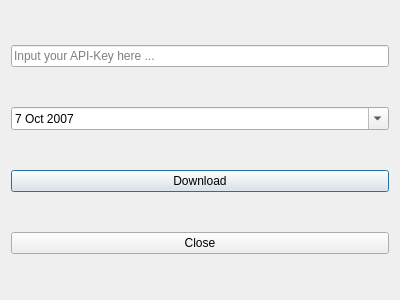
The window that OhsomeDownloader/ui/ohsome_dialog.ui (TKleinwort/ohsome-downloader-qgis-plugin) describes before a commit, drawn with Qt 5.
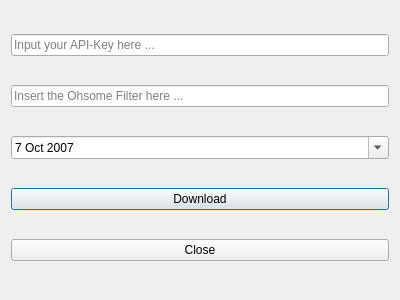
The same window after the commit.

Commit message: GUI: introducing the Filter-LineEdit, which allows to insert the ohsome filter

The edit to the form file:
```diff
--- a/OhsomeDownloader/ui/ohsome_dialog.ui
+++ b/OhsomeDownloader/ui/ohsome_dialog.ui
@@ -24,6 +24,13 @@
      </property>
     </widget>
    </item>
+   <item>
+    <widget class="QLineEdit" name="LineEditFilter">
+     <property name="placeholderText">
+      <string>Insert the Ohsome Filter here ...</string>
+     </property>
+    </widget>
+   </item>
    <item>
     <widget class="QDateEdit" name="DateEdit">
      <property name="minimumDateTime">
```
